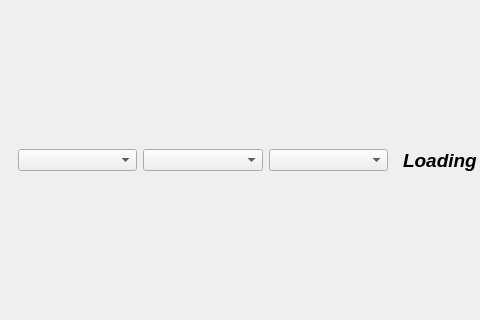
surfzoid/QtVsPlayer, file rtspwindow.ui: the form before one commit; both pictures show x 0 to 480 and y 138 to 458 of the 800 by 600 pixel window.
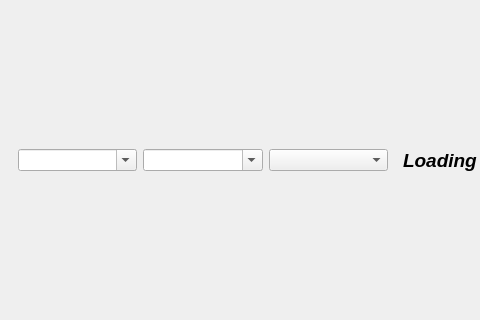
The form after the commit. Icons and pictures are not drawn.

```diff
--- a/rtspwindow.ui
+++ b/rtspwindow.ui
@@ -19,10 +19,30 @@
      <widget class="QWidget" name="ComboBxs" native="true">
       <layout class="QHBoxLayout" name="horizontalLayout_2">
        <item>
-        <widget class="QComboBox" name="comboBxPatrol"/>
+        <widget class="QComboBox" name="comboBxPatrol">
+         <property name="editable">
+          <bool>true</bool>
+         </property>
+         <property name="currentText">
+          <string notr="true"/>
+         </property>
+         <property name="placeholderText">
+          <string notr="true"/>
+         </property>
+        </widget>
        </item>
        <item>
-        <widget class="QComboBox" name="comboBxPresset"/>
+        <widget class="QComboBox" name="comboBxPresset">
+         <property name="editable">
+          <bool>true</bool>
+         </property>
+         <property name="currentText">
+          <string notr="true"/>
+         </property>
+         <property name="placeholderText">
+          <string notr="true"/>
+         </property>
+        </widget>
        </item>
        <item>
         <widget class="QComboBox" name="ComboBxCam"/>
```
Left out of the diff: 16 changed lines with no effect on the pictures.
